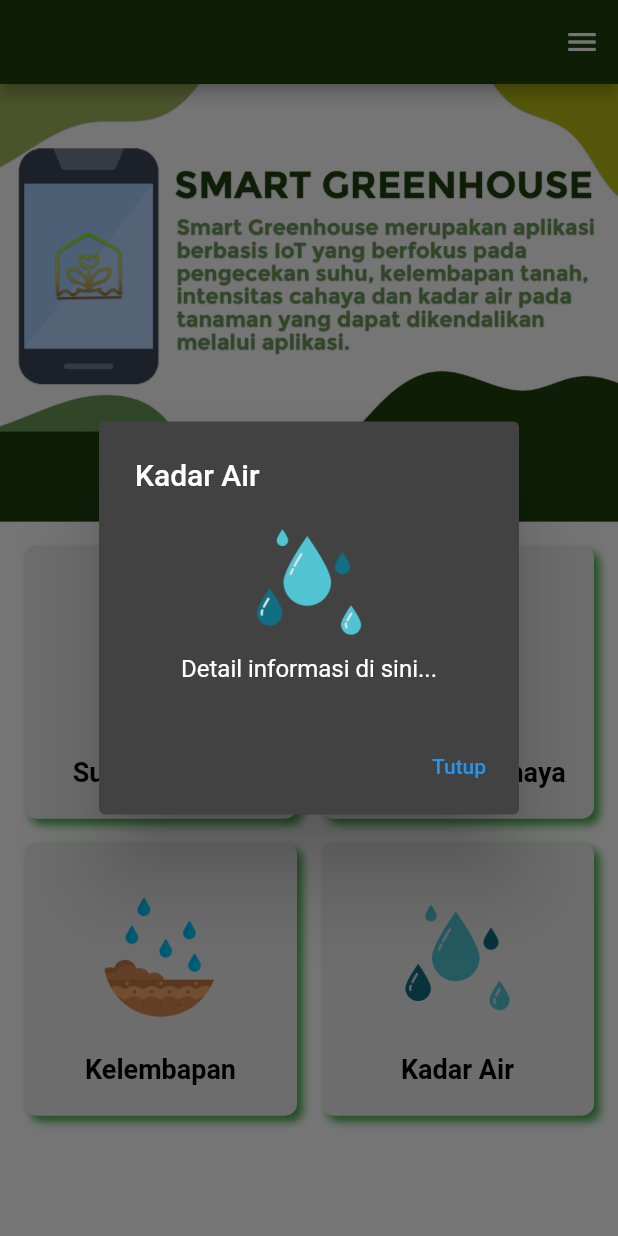
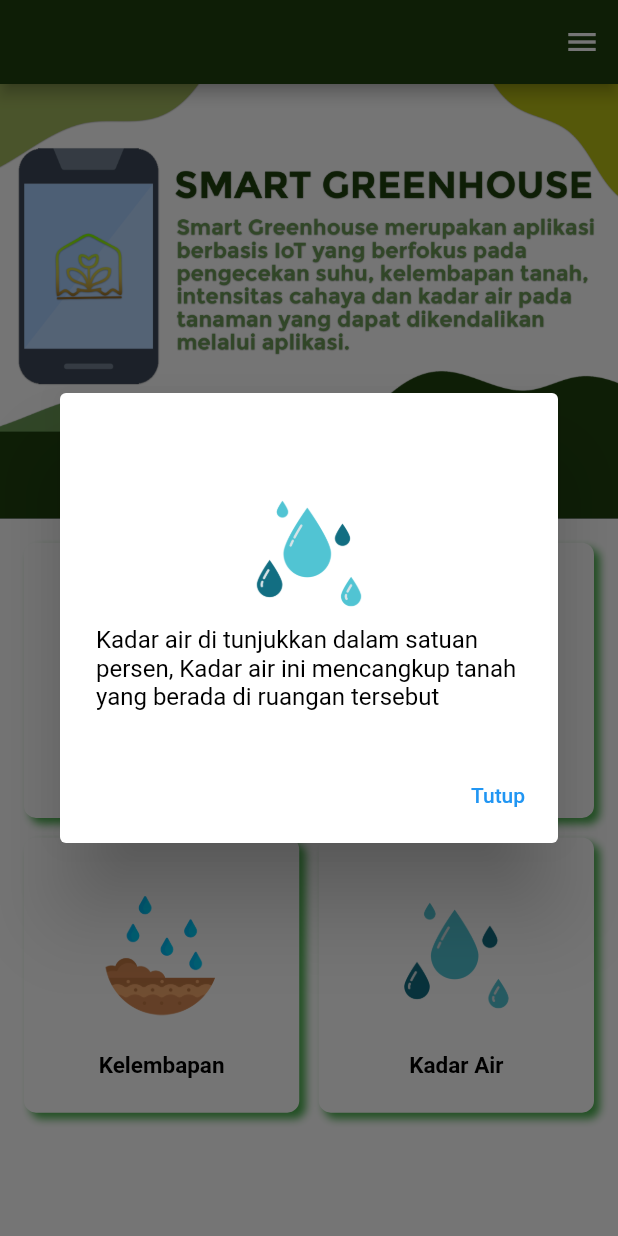
Before and after one commit to UdinDesu/aplikasi_smart_green_house, a Flutter app: the screen it shows after launch, after a tap on "Kadar Air", on a phone screen of 412 x 824 dp. Run offline on Flutter 3.47's test engine with Material 2 defaults, Android fonts, the phone set to English and light mode, and no system bars; drawn by our look-alikes of carousel_slider.

Commit message:
Update For App

```diff
--- a/lib/dashboard_page.dart
+++ b/lib/dashboard_page.dart
@@ -65,14 +65,14 @@ class DashboardPage extends StatelessWidget {
                 image,
                 fit: BoxFit.cover,
                 width: double.infinity,
-                height: double.infinity, // Mengisi ruang vertikal
+                height: double.infinity,
               );
             }).toList(),
             options: CarouselOptions(
               autoPlay: true,
-              autoPlayInterval: Duration(seconds: 3),
+              autoPlayInterval: Duration(seconds: 5),
               enlargeCenterPage: true,
-              viewportFraction: 1.0, // Mengisi seluruh lebar
+              viewportFraction: 1.0,
               aspectRatio: 16 / 9,
             ),
           ),
@@ -83,7 +83,7 @@ class DashboardPage extends StatelessWidget {
             child: Text(
               'Informasi Kontrol Aplikasi',
               style: TextStyle(
-                fontSize: 24.0,
+                fontSize: 22.0,
                 fontWeight: FontWeight.bold,
                 color: Colors.white,
               ),
@@ -96,15 +96,41 @@ class DashboardPage extends StatelessWidget {
               padding: EdgeInsets.all(16.0),
               child: GridView.count(
                 crossAxisCount: 2,
-                crossAxisSpacing: 16.0,
-                mainAxisSpacing: 16.0,
+                crossAxisSpacing: 13.0,
+                mainAxisSpacing: 13.0,
                 children: [
-                  // Tambahkan widget di sini (kotak tampilan)
-                  BuildInfoBox("Suhu Ruangan", 'assets/icon/temp.png', context),
                   BuildInfoBox(
-                      "Intensitas Cahaya", 'assets/icon/light.png', context),
-                  BuildInfoBox("Kelembapan", 'assets/icon/soil.png', context),
-                  BuildInfoBox("Kadar Air", 'assets/icon/water.png', context),
+                    "Suhu Ruangan",
+                    'assets/icon/temp.png',
+                    context,
+                    Colors.black,
+                    "Suhu akan di tunjukan dalam satuan Celsius, suhu ini mencangkup 1 ruangan",
+                    Colors.white,
+                  ),
+                  BuildInfoBox(
+                    "Intensitas Cahaya",
+                    'assets/icon/light.png',
+                    context,
+                    Colors.black,
+                    "Intensitas Cahaya di tunjukan dalam satuan persen, Intensitas Cahaya ini mencangkup 1 ruangan",
+                    Colors.white,
+                  ),
+                  BuildInfoBox(
+                    "Kelembapan",
+                    'assets/icon/soil.png',
+                    context,
+                    Colors.black,
+                    "Kelembapan di tunjukan dalam satuan persen, Kelembapan ini mencangkup 1 ruangan",
+                    Colors.white,
+                  ),
+                  BuildInfoBox(
+                    "Kadar Air",
+                    'assets/icon/water.png',
+                    context,
+                    Colors.black,
+                    "Kadar air di tunjukkan dalam satuan persen, Kadar air ini mencangkup tanah yang berada di ruangan tersebut ",
+                    Colors.white,
+                  ),
                 ],
               ),
             ),
@@ -114,8 +140,14 @@ class DashboardPage extends StatelessWidget {
     );
   }
 
-  // Fungsi untuk membuat kotak tampilan informasi yang dapat ditekan
-  Widget BuildInfoBox(String title, String imagePath, BuildContext context) {
+  Widget BuildInfoBox(
+      String title,
+      String imagePath,
+      BuildContext context,
+      Color textColor,
+      String detailInfo,
+      Color backgroundColor,
+      ) {
     return GestureDetector(
       onTap: () {
         showDialog(
@@ -132,9 +164,16 @@ class DashboardPage extends StatelessWidget {
                     height: 80.0,
                   ),
                   SizedBox(height: 8.0),
-                  Text(
-                    "Detail informasi di sini...",
-                    style: TextStyle(fontSize: 16.0),
+                  Align(
+                    alignment: Alignment.centerLeft,
+                    child: Text(
+                      detailInfo,
+                      style: TextStyle(
+                        fontSize: 16.0,
+                        color: Colors.black, // Ganti warna teks sesuai kebutuhan
+                      ),
+                      textAlign: TextAlign.left, // Mengatur rata kiri
+                    ),
                   ),
                 ],
               ),
@@ -146,13 +185,14 @@ class DashboardPage extends StatelessWidget {
                   child: Text('Tutup'),
                 ),
               ],
+              backgroundColor: backgroundColor, // Mengatur warna latar belakang
             );
           },
         );
       },
       child: Container(
         decoration: BoxDecoration(
-          color: Colors.grey[200],
+          color: backgroundColor, // Mengatur warna latar belakang
           borderRadius: BorderRadius.circular(8.0),
           boxShadow: [
             BoxShadow(
@@ -178,11 +218,11 @@ class DashboardPage extends StatelessWidget {
             Text(
               title,
               style: TextStyle(
-                fontSize: 18.0,
+                fontSize: 15.0,
                 fontWeight: FontWeight.bold,
-                color: Colors.black,
+                color: textColor,
               ),
-              textAlign: TextAlign.center,
+              textAlign: TextAlign.left, // Mengatur rata kiri
             ),
           ],
         ),
--- a/lib/splash_screen.dart
+++ b/lib/splash_screen.dart
@@ -57,14 +57,18 @@ class _SplashScreenState extends State<SplashScreen> {
                 height: 100,
               ),
               const SizedBox(height: 20),
-              Text(
-                'Smart Green House',
-                style: TextStyle(
-                  fontSize: 44.0,
-                  fontWeight: FontWeight.bold,
-                  color: Colors.green, // Warna hijau
+              Center(
+                child: Text(
+                  'Smart Green House',
+                  style: TextStyle(
+                    fontFamily: 'Title',
+                    fontSize: 40.0,
+                    fontWeight: FontWeight.bold,
+                    color: Colors.green,
+                  ),
+                  textAlign: TextAlign.center,
                 ),
-              ),
+              )
             ],
           ),
         ),
```
Also changed, not shown: pubspec.yaml (+11 -12 lines), assets/fonts/BebasNeue.ttf (added), assets/fonts/GreenHouse.otf (added), assets/fonts/Plante.ttf (added).
